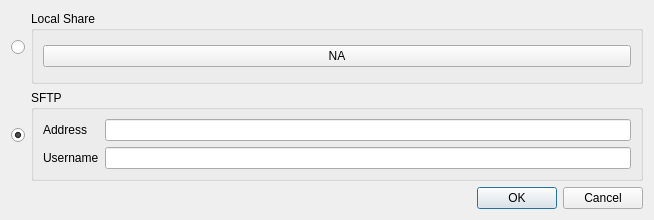
Qt form storm_control/hazelnut/qtdesigner/destination.ui (ZhuangLab/storm-control) before a commit.
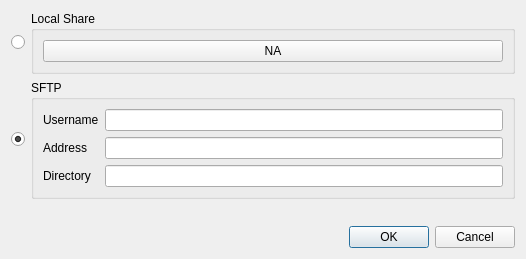
The same form after that commit.

Commit message: Add ability to specify destination directory. Get SFTP transfer working.

Diff of the .ui file:
```diff
--- a/storm_control/hazelnut/qtdesigner/destination.ui
+++ b/storm_control/hazelnut/qtdesigner/destination.ui
@@ -6,12 +6,12 @@
    <rect>
     <x>0</x>
     <y>0</y>
-    <width>654</width>
-    <height>220</height>
+    <width>526</width>
+    <height>259</height>
    </rect>
   </property>
   <property name="sizePolicy">
-   <sizepolicy hsizetype="Preferred" vsizetype="Fixed">
+   <sizepolicy hsizetype="Preferred" vsizetype="Preferred">
     <horstretch>0</horstretch>
     <verstretch>0</verstretch>
    </sizepolicy>
@@ -19,13 +19,13 @@
   <property name="minimumSize">
    <size>
     <width>0</width>
-    <height>220</height>
+    <height>0</height>
    </size>
   </property>
   <property name="maximumSize">
    <size>
     <width>16777215</width>
-    <height>220</height>
+    <height>16777215</height>
    </size>
   </property>
   <property name="windowTitle">
@@ -52,6 +52,12 @@
      </item>
      <item>
       <widget class="QGroupBox" name="shareGroupBox">
+       <property name="minimumSize">
+        <size>
+         <width>480</width>
+         <height>0</height>
+        </size>
+       </property>
        <property name="title">
         <string>Local Share</string>
        </property>
@@ -86,31 +92,54 @@
         <string>SFTP</string>
        </property>
        <layout class="QGridLayout" name="gridLayout">
-        <item row="0" column="0">
+        <item row="3" column="1">
+         <widget class="QLineEdit" name="directoryLineEdit"/>
+        </item>
+        <item row="1" column="0">
          <widget class="QLabel" name="addressLabel">
           <property name="text">
            <string>Address</string>
           </property>
          </widget>
         </item>
-        <item row="0" column="1">
+        <item row="1" column="1">
          <widget class="QLineEdit" name="addressLineEdit"/>
         </item>
-        <item row="1" column="0">
+        <item row="0" column="1">
+         <widget class="QLineEdit" name="usernameLineEdit"/>
+        </item>
+        <item row="0" column="0">
          <widget class="QLabel" name="usernameLabel">
           <property name="text">
            <string>Username</string>
           </property>
          </widget>
         </item>
-        <item row="1" column="1">
-         <widget class="QLineEdit" name="usernameLineEdit"/>
+        <item row="3" column="0">
+         <widget class="QLabel" name="directoryLabel">
+          <property name="text">
+           <string>Directory</string>
+          </property>
+         </widget>
         </item>
        </layout>
       </widget>
      </item>
     </layout>
    </item>
+   <item>
+    <spacer name="verticalSpacer">
+     <property name="orientation">
+      <enum>Qt::Vertical</enum>
+     </property>
+     <property name="sizeHint" stdset="0">
+      <size>
+       <width>20</width>
+       <height>40</height>
+      </size>
+     </property>
+    </spacer>
+   </item>
    <item>
     <widget class="QDialogButtonBox" name="buttonBox">
      <property name="orientation">
```
The commit also changes 3 other files.
